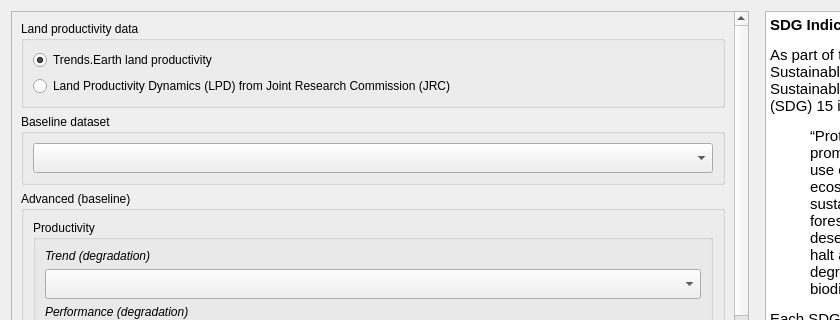
The window that LDMP/gui/DlgCalculateLDNSummaryTableAdmin.ui (ConservationInternational/trends.earth) describes before a commit, drawn with Qt 5; both pictures show x 0 to 840 and y 0 to 320 of the 1032 by 792 pixel window.
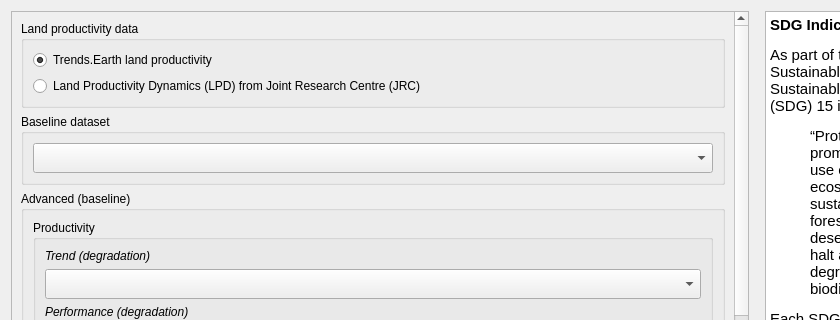
The same window after the commit. Custom widgets are drawn as their Qt base class.

Patch:
```diff
--- a/LDMP/gui/DlgCalculateLDNSummaryTableAdmin.ui
+++ b/LDMP/gui/DlgCalculateLDNSummaryTableAdmin.ui
@@ -91,7 +91,7 @@
               <item>
                <widget class="QRadioButton" name="radio_lpd_jrc">
                 <property name="text">
-                 <string>Land Productivity Dynamics (LPD) from Joint Research Commission (JRC)</string>
+                 <string>Land Productivity Dynamics (LPD) from Joint Research Centre (JRC)</string>
                 </property>
                 <property name="checked">
                  <bool>false</bool>
```
Left out of the diff: 4 changed lines with no effect on the pictures.
